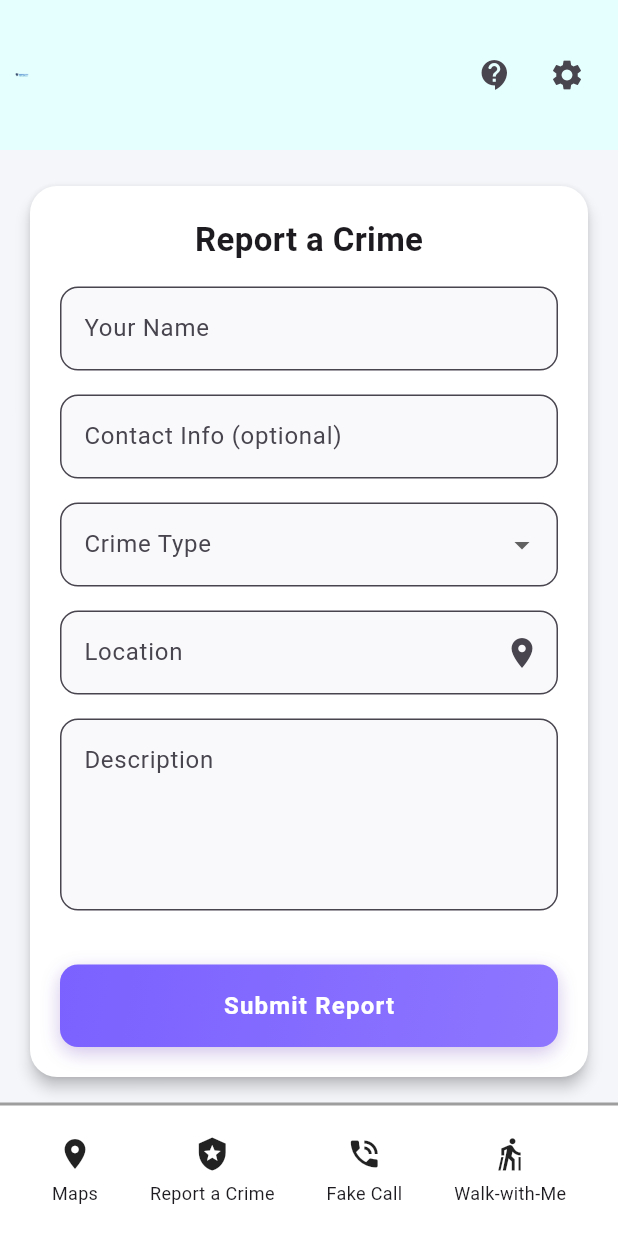
After one commit to Reynard-sys/Safe-City, a Flutter app: the ReportCrimePage screen opened directly, on a phone screen of 412 x 824 dp. The commit adds this screen. Run offline on Flutter 3.47's test engine with Material 3 defaults, Android fonts, the phone set to English and light mode, and no system bars; our stand-ins replace audioplayers, flutter_markdown, flutter_tts, geocoding, google_generative_ai, google_maps_flutter and 1 more.

Commit message:
finished report crime page

```diff
--- /dev/null
+++ b/devtools_options.yaml
@@ -0,0 +1,3 @@
+description: This file stores settings for Dart & Flutter DevTools.
+documentation: https://docs.flutter.dev/tools/devtools/extensions#configure-extension-enablement-states
+extensions:
--- /dev/null
+++ b/lib/report_crime_page.dart
@@ -0,0 +1,280 @@
+import 'package:flutter/material.dart';
+import 'package:geocoding/geocoding.dart' as geo;
+import 'package:location/location.dart';
+import 'report_crime_summary.dart';
+
+class ReportCrimePage extends StatefulWidget {
+  const ReportCrimePage({super.key});
+
+  @override
+  State<ReportCrimePage> createState() => _ReportCrimePageState();
+}
+
+class _ReportCrimePageState extends State<ReportCrimePage> {
+  final _formKey = GlobalKey<FormState>();
+  final _nameController = TextEditingController();
+  final _contactController = TextEditingController();
+  final _locationController = TextEditingController();
+  final _descriptionController = TextEditingController();
+  String? _selectedCrimeType;
+  final _locationService = Location();
+
+  final List<String> _crimeTypes = ['Theft', 'Assault', 'Harassment', 'Vandalism', 'Other'];
+
+  @override
+  void initState() {
+    super.initState();
+    _fillCurrentLocation();
+  }
+
+  Future<void> _fillCurrentLocation() async {
+    final hasPermission = await _locationService.hasPermission();
+    if (hasPermission == PermissionStatus.denied) {
+      final granted = await _locationService.requestPermission();
+      if (granted != PermissionStatus.granted) return;
+    }
+
+    final locationData = await _locationService.getLocation();
+
+    try {
+      final placemarks = await geo.placemarkFromCoordinates(
+        locationData.latitude!,
+        locationData.longitude!,
+      );
+
+      if (placemarks.isNotEmpty) {
+        final place = placemarks.first;
+        final address = "${place.name}, ${place.locality}, ${place.administrativeArea}, ${place.country}";
+        setState(() {
+          _locationController.text = address;
+        });
+      }
+    } catch (e) {
+      setState(() {
+        _locationController.text = "${locationData.latitude}, ${locationData.longitude}";
+      });
+    }
+  }
+
+  Future<void> _submitForm() async {
+    if (_formKey.currentState!.validate()) {
+      final confirmed = await _showConfirmationDialog();
+      if (confirmed) {
+        await Navigator.push(
+          context,
+          MaterialPageRoute(
+            builder: (_) => CrimeReportSummaryPage(
+              name: _nameController.text,
+              contact: _contactController.text,
+              location: _locationController.text,
+              type: _selectedCrimeType ?? 'Unknown',
+              description: _descriptionController.text,
+            ),
+          ),
+        );
+
+        _formKey.currentState!.reset();
+        _nameController.clear();
+        _contactController.clear();
+        _locationController.clear();
+        _descriptionController.clear();
+        setState(() => _selectedCrimeType = null);
+      }
+    }
+  }
+
+  Future<bool> _showConfirmationDialog() async {
+    return await showDialog<bool>(
+      context: context,
+      builder: (_) => AlertDialog(
+        title: const Text('Confirm Submission'),
+        content: const Text('Are you sure you want to submit this report?'),
+        actions: [
+          TextButton(onPressed: () => Navigator.of(context).pop(false), child: const Text('Cancel')),
+          ElevatedButton(onPressed: () => Navigator.of(context).pop(true), child: const Text('Submit')),
+        ],
+      ),
+    ) ??
+        false;
+  }
+
+  @override
+  Widget build(BuildContext context) {
+    return Scaffold(
+      backgroundColor: const Color(0xFFF4F6FA),
+      body: Stack(children: [
+        Positioned(
+          top: 0,
+          left: 0,
+          right: 0,
+          child: Container(
+            height: 100,
+            color: const Color(0xFFE5FFFF),
+            padding: const EdgeInsets.symmetric(horizontal: 10),
+            child: Row(
+              mainAxisAlignment: MainAxisAlignment.spaceBetween,
+              children: [
+                Image.asset('assets/combined_logo.png', width: 10, height: 10),
+                Row(
+                  children: [
+                    IconButton(icon: const Icon(Icons.contact_support_rounded), onPressed: () => Navigator.pushNamed(context, '/chat')),
+                    IconButton(icon: const Icon(Icons.settings), onPressed: () {}),
+                  ],
+                ),
+              ],
+            ),
+          ),
+        ),
+        Padding(
+          padding: const EdgeInsets.only(top: 120, bottom: 100, left: 16, right: 16),
+          child: SingleChildScrollView(
+            child: Card(
+              elevation: 4,
+              shape: RoundedRectangleBorder(borderRadius: BorderRadius.circular(18)),
+              color: Colors.white,
+              child: Padding(
+                padding: const EdgeInsets.all(20.0),
+                child: Form(
+                  key: _formKey,
+                  child: Column(
+                    children: [
+                      const Text("Report a Crime", style: TextStyle(fontSize: 22, fontWeight: FontWeight.bold)),
+                      const SizedBox(height: 16),
+                      _buildTextField(controller: _nameController, label: 'Your Name', validator: _required),
+                      _buildTextField(controller: _contactController, label: 'Contact Info (optional)'),
+                      _buildDropdown(),
+                      _buildLocationField(),
+                      _buildTextField(controller: _descriptionController, label: 'Description', maxLines: 4, validator: _required),
+                      const SizedBox(height: 20),
+                      _buildGradientButton(),
+                    ],
+                  ),
+                ),
+              ),
+            ),
+          ),
+        ),
+        Align(
+          alignment: Alignment.bottomCenter,
+          child: Container(
+            decoration: const BoxDecoration(color: Colors.white, border: Border(top: BorderSide(color: Colors.grey, width: 2))),
+            padding: const EdgeInsets.symmetric(vertical: 20),
+            child: Row(
+              mainAxisAlignment: MainAxisAlignment.spaceEvenly,
+              children: [
+                NavItem(icon: Icons.location_on, label: 'Maps', onTap: () => Navigator.pop(context)),
+                NavItem(icon: Icons.local_police_sharp, label: 'Report a Crime', onTap: () {}),
+                NavItem(icon: Icons.phone_in_talk, label: 'Fake Call', onTap: () => Navigator.pushNamed(context, '/fake')),
+                NavItem(icon: Icons.nordic_walking, label: 'Walk-with-Me', onTap: () {}),
+              ],
+            ),
+          ),
+        ),
+      ]),
+    );
+  }
+
+  Widget _buildGradientButton() {
+    return SizedBox(
+      width: double.infinity,
+      child: GestureDetector(
+        onTap: _submitForm,
+        child: AnimatedContainer(
+          duration: const Duration(milliseconds: 200),
+          padding: const EdgeInsets.symmetric(vertical: 16),
+          decoration: BoxDecoration(
+            gradient: const LinearGradient(colors: [Color(0xFF7B61FF), Color(0xFF8E76FF)], begin: Alignment.topLeft, end: Alignment.bottomRight),
+            borderRadius: BorderRadius.circular(12),
+            boxShadow: [BoxShadow(color: Colors.deepPurple.withOpacity(0.3), offset: const Offset(0, 4), blurRadius: 10)],
+          ),
+          child: const Center(
+            child: Text("Submit Report", style: TextStyle(color: Colors.white, fontSize: 16, fontWeight: FontWeight.w600, letterSpacing: 0.8)),
+          ),
+        ),
+      ),
+    );
+  }
+
+  Widget _buildTextField({
+    required TextEditingController controller,
+    required String label,
+    String? Function(String?)? validator,
+    int maxLines = 1,
+  }) {
+    return Padding(
+      padding: const EdgeInsets.only(bottom: 16.0),
+      child: TextFormField(
+        controller: controller,
+        maxLines: maxLines,
+        validator: validator,
+        decoration: InputDecoration(
+          labelText: label,
+          alignLabelWithHint: maxLines > 1,
+          border: OutlineInputBorder(borderRadius: BorderRadius.circular(12)),
+          filled: true,
+          fillColor: const Color(0xFFF9F9FB),
+        ),
+      ),
+    );
+  }
+
+  Widget _buildDropdown() {
+    return Padding(
+      padding: const EdgeInsets.only(bottom: 16.0),
+      child: DropdownButtonFormField<String>(
+        decoration: InputDecoration(
+          labelText: 'Crime Type',
+          border: OutlineInputBorder(borderRadius: BorderRadius.circular(12)),
+          filled: true,
+          fillColor: const Color(0xFFF9F9FB),
+        ),
+        value: _selectedCrimeType,
+        items: _crimeTypes.map((type) => DropdownMenuItem(value: type, child: Text(type))).toList(),
+        onChanged: (value) => setState(() => _selectedCrimeType = value),
+        validator: (value) => value == null ? 'Select a crime type' : null,
+      ),
+    );
+  }
+
+  Widget _buildLocationField() {
+    return Padding(
+      padding: const EdgeInsets.only(bottom: 16.0),
+      child: TextFormField(
+        controller: _locationController,
+        validator: _required,
+        decoration: InputDecoration(
+          labelText: 'Location',
+          suffixIcon: const Icon(Icons.location_on),
+          border: OutlineInputBorder(borderRadius: BorderRadius.circular(12)),
+          filled: true,
+          fillColor: const Color(0xFFF9F9FB),
+        ),
+      ),
+    );
+  }
+
+  String? _required(String? value) => (value == null || value.isEmpty) ? 'Required field' : null;
+}
+
+class NavItem extends StatelessWidget {
+  final IconData icon;
+  final String label;
+  final VoidCallback onTap;
+
+  const NavItem({required this.icon, required this.label, required this.onTap});
+
+  @override
+  Widget build(BuildContext context) {
+    return GestureDetector(
+      onTap: onTap,
+      child: Column(
+        mainAxisSize: MainAxisSize.min,
+        children: [
+          Icon(icon),
+          const SizedBox(height: 6),
+          Text(label, style: const TextStyle(fontSize: 12)),
+        ],
+      ),
+    );
+  }
+}
--- a/pubspec.yaml
+++ b/pubspec.yaml
@@ -32,6 +32,8 @@ dependencies:
     sdk: flutter
   flutter_tts: ^4.0.2
   audioplayers: ^5.2.1
+  geocoding: ^2.1.0
+  provider: ^6.1.0
 
   # The following adds the Cupertino Icons font to your application.
   # Use with the CupertinoIcons class for iOS style icons.
```
Also changed, not shown: lib/main.dart (+7 -1 lines), lib/report_crime_summary.dart (added, +154 -0 lines), pubspec.lock, 1 other file.
